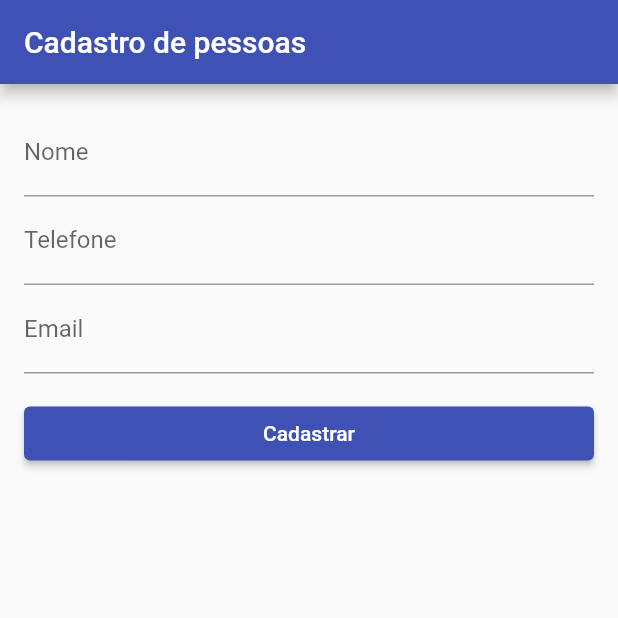
After one commit to minakatani/cad_clientes, a Flutter app: the screen it shows after launch, after a tap on "Cadastrar", on a phone screen of 412 x 824 dp, the top half of it. The commit adds this screen. Run offline on Flutter 3.47's test engine with Material 2 defaults, Android fonts, the light colour scheme and no system bars; our stand-ins replace cloud_firestore, firebase_auth, firebase_core, firebase_database; accounts and stored records are empty.

Commit message:
Adicinado pagina de cadastro

```diff
--- /dev/null
+++ b/lib/add_user.dart
@@ -0,0 +1,61 @@
+import 'package:cloud_firestore/cloud_firestore.dart';
+import 'package:flutter/material.dart';
+
+class AddCliente extends StatelessWidget {
+  final _nomecompleto = TextEditingController();
+  final _telefone = TextEditingController();
+  final _email = TextEditingController();
+
+//  AddCliente(this._nomecompleto, this._telefone, this._email,);
+
+  CollectionReference clientes =
+      FirebaseFirestore.instance.collection('clientes');
+
+  Future<void> addCliente() {
+    return clientes
+        .add({
+          'nomecompleto': _nomecompleto,
+          'telefone': _telefone,
+          'email': _email
+        })
+        .then((value) => print("Cliente cadastrado com sucesso"))
+        .catchError((error) => print("Falha ao cadastrar o cliente: $error"));
+  }
+
+  @override
+  Widget build(BuildContext context) {
+    return Scaffold(
+      appBar: AppBar(
+        title: Text('Cadastro de pessoas'),
+      ),
+      body: SingleChildScrollView(
+        child: Padding(
+          padding: EdgeInsets.all(16),
+          child: Column(
+            crossAxisAlignment: CrossAxisAlignment.stretch,
+            children: [
+              TextFormField(
+                controller: _nomecompleto,
+                decoration: InputDecoration(labelText: 'Nome'),
+              ),
+              TextFormField(
+                keyboardType: TextInputType.number,
+                controller: _telefone,
+                decoration: InputDecoration(labelText: 'Telefone'),
+              ),
+              TextFormField(
+                controller: _email,
+                decoration: InputDecoration(labelText: 'Email'),
+              ),
+              SizedBox(height: 16),
+              ElevatedButton(
+                onPressed: addCliente,
+                child: Text('Cadastrar'),
+              ),
+            ],
+          ),
+        ),
+      ),
+    );
+  }
+}
--- a/lib/main.dart
+++ b/lib/main.dart
@@ -1,6 +1,7 @@
 import 'dart:async';
 
 import 'package:cad_clientes/homepage.dart';
+import 'package:cad_clientes/add_user.dart';
 import 'package:firebase_core/firebase_core.dart';
 import 'package:flutter/material.dart';
 import 'firebase_options.dart';
@@ -23,7 +24,7 @@ class MyApp extends StatelessWidget {
       theme: ThemeData(
         primarySwatch: Colors.indigo,
       ),
-      home: const CadastroPessoas(),
+      home: AddCliente(),
     );
   }
 }
```
